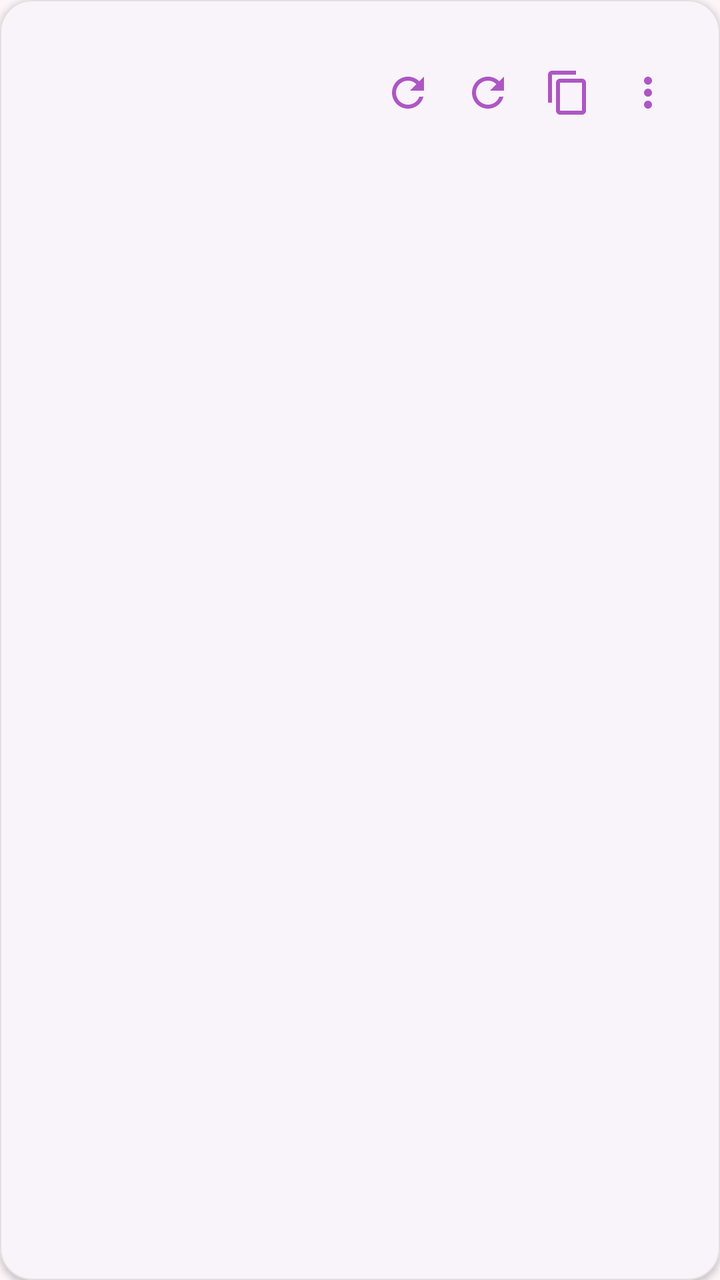
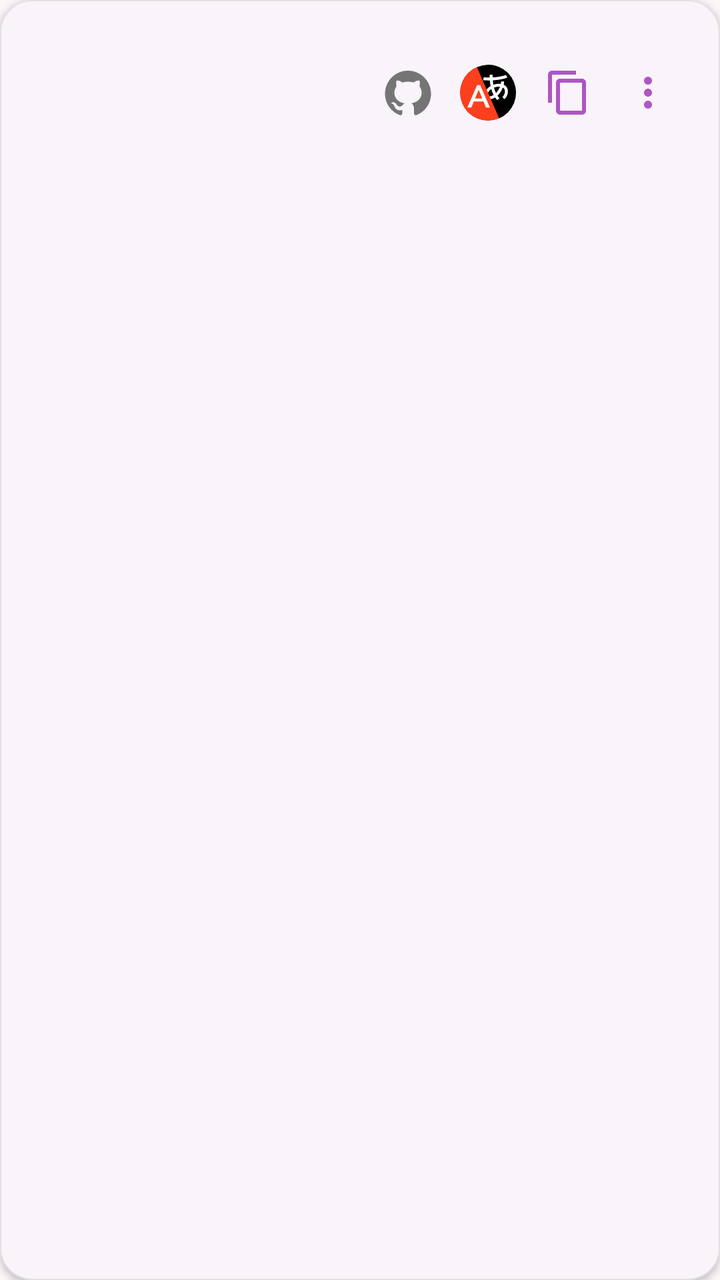

Before-and-after screenshots of an Android layout around one commit, followed by the original layout XML and the change that was made.
<!-- AndroidManifest.xml: application theme Theme.Wisp -->
<!-- res/layout/item_config.xml -->
<?xml version="1.0" encoding="utf-8"?>
<com.google.android.material.card.MaterialCardView
    xmlns:android="http://schemas.android.com/apk/res/android"
    xmlns:app="http://schemas.android.com/apk/res-auto"
    android:layout_width="match_parent"
    android:layout_height="wrap_content"
    android:layout_marginHorizontal="16dp"
    android:layout_marginTop="12dp"
    app:cardCornerRadius="16dp"
    app:cardElevation="2dp"
    app:cardBackgroundColor="@color/card_background"
    app:strokeColor="@color/divider"
    app:strokeWidth="0.5dp">

    <LinearLayout
        android:layout_width="match_parent"
        android:layout_height="wrap_content"
        android:orientation="horizontal"
        android:padding="16dp"
        android:gravity="center_vertical">

        
        <LinearLayout
            android:layout_width="0dp"
            android:layout_height="wrap_content"
            android:layout_weight="1"
            android:orientation="vertical">

            <TextView
                android:id="@+id/tvName"
                android:layout_width="wrap_content"
                android:layout_height="wrap_content"
                android:textAppearance="?attr/textAppearanceSubtitle1"
                android:textColor="@color/text_primary"
                android:maxLines="1"
                android:ellipsize="end" />

            <TextView
                android:id="@+id/tvDate"
                android:layout_width="wrap_content"
                android:layout_height="wrap_content"
                android:layout_marginTop="4dp"
                android:textAppearance="?attr/textAppearanceBody2"
                android:textColor="@color/text_secondary" />

            <TextView
                android:id="@+id/tvRelativeTime"
                android:layout_width="wrap_content"
                android:layout_height="wrap_content"
                android:textAppearance="?attr/textAppearanceCaption"
                android:textColor="@color/hydrangea_purple" />
        </LinearLayout>

        
        <LinearLayout
            android:layout_width="wrap_content"
            android:layout_height="wrap_content"
            android:orientation="horizontal"
            android:gravity="center_vertical">

            <ImageButton
                android:id="@+id/btnRefreshDirect"
                android:layout_width="40dp"
                android:layout_height="40dp"
                android:background="?attr/selectableItemBackgroundBorderless"
                android:src="@drawable/ic_refresh"
                android:contentDescription="Обновить напрямую"
                android:tint="@color/icon_tint"
                android:scaleType="centerInside" />

            <ImageButton
                android:id="@+id/btnRefreshProxy"
                android:layout_width="40dp"
                android:layout_height="40dp"
                android:background="?attr/selectableItemBackgroundBorderless"
                android:src="@drawable/ic_refresh"
                android:contentDescription="Обновить через Яндекс Переводчик"
                android:tint="@color/icon_tint"
                android:scaleType="centerInside" />

            <ImageButton
                android:id="@+id/btnCopyUrls"
                android:layout_width="40dp"
                android:layout_height="40dp"
                android:background="?attr/selectableItemBackgroundBorderless"
                android:src="@drawable/ic_content_copy"
                android:contentDescription="Скопировать ссылки"
                android:tint="@color/icon_tint"
                android:scaleType="centerInside" />

            <ImageButton
                android:id="@+id/btnMenu"
                android:layout_width="40dp"
                android:layout_height="40dp"
                android:background="?attr/selectableItemBackgroundBorderless"
                android:src="@drawable/ic_more_vert"
                android:contentDescription="Меню"
                android:tint="@color/icon_tint"
                android:scaleType="centerInside" />
        </LinearLayout>
    </LinearLayout>

</com.google.android.material.card.MaterialCardView>
<!-- resources referenced by this layout -->
<resources>
  <color name="card_background">#FFFFFF</color>
  <color name="divider">#E0E0E0</color>
  <color name="hydrangea_purple">#AD56C4</color>
  <color name="icon_tint">@color/hydrangea_purple</color>
  <color name="text_primary">#212121</color>
  <color name="text_secondary">#757575</color>
  <!-- drawable ic_content_copy (drawable) -->
  <vector xmlns:android="http://schemas.android.com/apk/res/android"
      android:width="24dp"
      android:height="24dp"
      android:viewportWidth="24"
      android:viewportHeight="24">
      <path
          android:fillColor="#FF000000"
          android:pathData="M16,1H4c-1.1,0 -2,0.9 -2,2v14h2V3h12V1zM19,5H8c-1.1,0 -2,0.9 -2,2v14c0,1.1 0.9,2 2,2h11c1.1,0 2,-0.9 2,-2V7c0,-1.1 -0.9,-2 -2,-2zM19,21H8V7h11v14z"/>
  </vector>
  <!-- drawable ic_more_vert (drawable) -->
  <vector xmlns:android="http://schemas.android.com/apk/res/android"
      android:width="24dp"
      android:height="24dp"
      android:viewportWidth="24"
      android:viewportHeight="24">
      <path
          android:fillColor="#757575"
          android:pathData="M12,8c1.1,0 2,-0.9 2,-2s-0.9,-2 -2,-2 -2,0.9 -2,2 0.9,2 2,2zM12,10c-1.1,0 -2,0.9 -2,2s0.9,2 2,2 2,-0.9 2,-2 -0.9,-2 -2,-2zM12,16c-1.1,0 -2,0.9 -2,2s0.9,2 2,2 2,-0.9 2,-2 -0.9,-2 -2,-2z"/>
  </vector>
  <!-- drawable ic_refresh (drawable) -->
  <vector xmlns:android="http://schemas.android.com/apk/res/android"
      android:width="24dp"
      android:height="24dp"
      android:viewportWidth="24"
      android:viewportHeight="24">
      <path
          android:fillColor="#FF000000"
          android:pathData="M17.65,6.35C16.2,4.9 14.21,4 12,4c-4.42,0 -7.99,3.58 -7.99,8s3.57,8 7.99,8c3.73,0 6.84,-2.55 7.73,-6h-2.08c-0.82,2.33 -3.04,4 -5.65,4 -3.31,0 -6,-2.69 -6,-6s2.69,-6 6,-6c1.66,0 3.14,0.69 4.22,1.78L13,11h7V4l-2.35,2.35z"/>
  </vector>
  <style name="Theme.Wisp" parent="Base.Theme.Wisp">
          <item name="android:navigationBarColor">@android:color/transparent</item>
          <item name="android:statusBarColor">@android:color/transparent</item>
          <item name="android:windowLightStatusBar">?attr/isLightTheme</item>
      </style>
  <style name="Base.Theme.Wisp" parent="Theme.Material3.DayNight.NoActionBar">
          <item name="colorPrimary">@color/hydrangea_purple</item>
          <item name="colorPrimaryVariant">@color/hydrangea_lilac</item>
          <item name="colorOnPrimary">@android:color/white</item>
          <item name="colorSecondary">@color/hydrangea_pink</item>
          <item name="colorSecondaryVariant">@color/hydrangea_peach</item>
          <item name="colorOnSecondary">@android:color/white</item>
          <item name="android:windowBackground">@color/background</item>
          <item name="colorSurface">@color/card_background</item>
          <item name="colorOnSurface">@color/text_primary</item>
      </style>
  <color name="hydrangea_lilac">#FF9CE9</color>
  <color name="hydrangea_pink">#FF8DA1</color>
  <color name="hydrangea_peach">#FFC2BA</color>
  <color name="background">#FDF6F8</color>
</resources>

<!-- the commit's change to res/layout/item_config.xml (unified diff, before → after) -->
@@ -63,9 +63,9 @@
                 android:layout_width="40dp"
                 android:layout_height="40dp"
                 android:background="?attr/selectableItemBackgroundBorderless"
-                android:src="@drawable/ic_refresh"
+                android:src="@drawable/ic_github"
                 android:contentDescription="Обновить напрямую"
-                android:tint="@color/icon_tint"
+                android:tint="@color/text_secondary"
                 android:scaleType="centerInside" />
 
             <ImageButton
@@ -73,9 +73,9 @@
                 android:layout_width="40dp"
                 android:layout_height="40dp"
                 android:background="?attr/selectableItemBackgroundBorderless"
-                android:src="@drawable/ic_refresh"
+                android:src="@drawable/ic_yandex"
                 android:contentDescription="Обновить через Яндекс Переводчик"
-                android:tint="@color/icon_tint"
+                android:padding="6dp"
                 android:scaleType="centerInside" />
 
             <ImageButton
<!-- resource entries referenced after the edit -->
@@ -16,6 +16,16 @@
           android:fillColor="#FF000000"
           android:pathData="M16,1H4c-1.1,0 -2,0.9 -2,2v14h2V3h12V1zM19,5H8c-1.1,0 -2,0.9 -2,2v14c0,1.1 0.9,2 2,2h11c1.1,0 2,-0.9 2,-2V7c0,-1.1 -0.9,-2 -2,-2zM19,21H8V7h11v14z"/>
   </vector>
+  <!-- drawable ic_github (drawable) -->
+  <vector xmlns:android="http://schemas.android.com/apk/res/android"
+      android:width="24dp"
+      android:height="24dp"
+      android:viewportWidth="24"
+      android:viewportHeight="24">
+      <path
+          android:fillColor="#000000"
+          android:pathData="M10.226,17.284c-2.965,-0.36 -5.054,-2.493 -5.054,-5.256 0,-1.123 0.404,-2.336 1.078,-3.144 -0.292,-0.741 -0.247,-2.314 0.09,-2.965 0.898,-0.112 2.111,0.36 2.83,1.01 0.853,-0.269 1.752,-0.404 2.853,-0.404 1.1,0 1.999,0.135 2.807,0.382 0.696,-0.629 1.932,-1.1 2.83,-0.988 0.315,0.606 0.36,2.179 0.067,2.942 0.72,0.854 1.101,2 1.101,3.167 0,2.763 -2.089,4.852 -5.098,5.234 0.763,0.494 1.28,1.572 1.28,2.807v2.336c0,0.674 0.561,1.056 1.235,0.786 4.066,-1.55 7.255,-5.615 7.255,-10.646C23.5,6.188 18.334,1 11.978,1 5.62,1 0.5,6.188 0.5,12.545c0,4.986 3.167,9.12 7.435,10.669 0.606,0.225 1.19,-0.18 1.19,-0.786V20.63a2.9,2.9 0,0 1,-1.078,0.224c-1.483,0 -2.359,-0.808 -2.987,-2.313 -0.247,-0.607 -0.517,-0.966 -1.034,-1.033 -0.27,-0.023 -0.359,-0.135 -0.359,-0.27 0,-0.27 0.45,-0.471 0.898,-0.471 0.652,0 1.213,0.404 1.797,1.235 0.45,0.651 0.921,0.943 1.483,0.943 0.561,0 0.92,-0.202 1.437,-0.719 0.382,-0.381 0.674,-0.718 0.944,-0.943" />
+  </vector>
   <!-- drawable ic_more_vert (drawable) -->
   <vector xmlns:android="http://schemas.android.com/apk/res/android"
       android:width="24dp"
@@ -26,16 +36,7 @@
           android:fillColor="#757575"
           android:pathData="M12,8c1.1,0 2,-0.9 2,-2s-0.9,-2 -2,-2 -2,0.9 -2,2 0.9,2 2,2zM12,10c-1.1,0 -2,0.9 -2,2s0.9,2 2,2 2,-0.9 2,-2 -0.9,-2 -2,-2zM12,16c-1.1,0 -2,0.9 -2,2s0.9,2 2,2 2,-0.9 2,-2 -0.9,-2 -2,-2z"/>
   </vector>
-  <!-- drawable ic_refresh (drawable) -->
-  <vector xmlns:android="http://schemas.android.com/apk/res/android"
-      android:width="24dp"
-      android:height="24dp"
-      android:viewportWidth="24"
-      android:viewportHeight="24">
-      <path
-          android:fillColor="#FF000000"
-          android:pathData="M17.65,6.35C16.2,4.9 14.21,4 12,4c-4.42,0 -7.99,3.58 -7.99,8s3.57,8 7.99,8c3.73,0 6.84,-2.55 7.73,-6h-2.08c-0.82,2.33 -3.04,4 -5.65,4 -3.31,0 -6,-2.69 -6,-6s2.69,-6 6,-6c1.66,0 3.14,0.69 4.22,1.78L13,11h7V4l-2.35,2.35z"/>
-  </vector>
+  <!-- drawable ic_yandex: vector/xml drawable (drawable, 2548 chars, omitted) -->
   <style name="Theme.Wisp" parent="Base.Theme.Wisp">
           <item name="android:navigationBarColor">@android:color/transparent</item>
           <item name="android:statusBarColor">@android:color/transparent</item>
